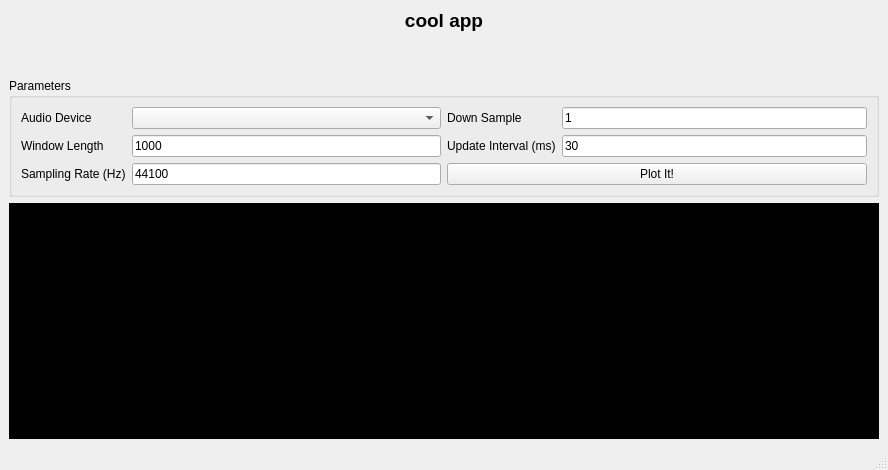
davy1ex/qt_fun, file main.ui: the form before one commit.
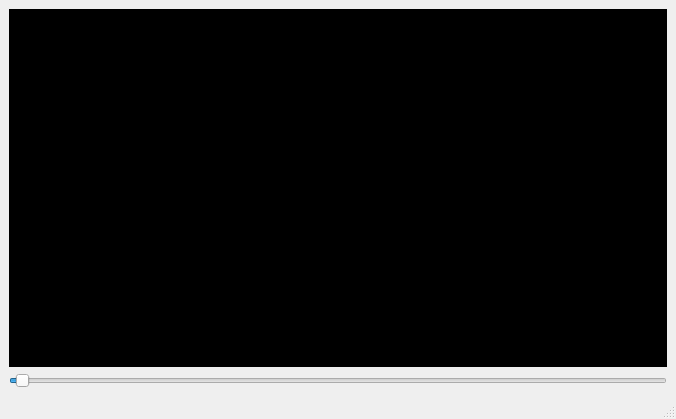
The form after the commit.

Commit message: added event for slider

```diff
--- a/main.ui
+++ b/main.ui
@@ -6,8 +6,8 @@
    <rect>
     <x>0</x>
     <y>0</y>
-    <width>888</width>
-    <height>470</height>
+    <width>676</width>
+    <height>419</height>
    </rect>
   </property>
   <property name="windowTitle">
@@ -17,118 +17,27 @@
    <layout class="QGridLayout" name="gridLayout_5">
     <item row="0" column="0">
      <layout class="QGridLayout" name="gridLayout_4">
-      <item row="1" column="1">
-       <widget class="QGroupBox" name="groupBox">
-        <property name="title">
-         <string>Parameters</string>
+      <item row="0" column="0">
+       <spacer name="verticalSpacer">
+        <property name="orientation">
+         <enum>Qt::Vertical</enum>
         </property>
-        <layout class="QGridLayout" name="gridLayout_3">
-         <item row="0" column="0">
-          <layout class="QGridLayout" name="gridLayout_2">
-           <item row="0" column="0">
-            <widget class="QLabel" name="label_2">
-             <property name="text">
-              <string>Audio Device</string>
-             </property>
-            </widget>
-           </item>
-           <item row="0" column="1">
-            <widget class="QComboBox" name="comboBox"/>
-           </item>
-           <item row="1" column="0">
-            <widget class="QLabel" name="label_3">
-             <property name="text">
-              <string>Window Length</string>
-             </property>
-            </widget>
-           </item>
-           <item row="1" column="1">
-            <widget class="QLineEdit" name="lineEdit">
-             <property name="text">
-              <string>1000</string>
-             </property>
-            </widget>
-           </item>
-           <item row="2" column="0">
-            <widget class="QLabel" name="label_4">
-             <property name="text">
-              <string>Sampling Rate (Hz)</string>
-             </property>
-            </widget>
-           </item>
-           <item row="2" column="1">
-            <widget class="QLineEdit" name="lineEdit_2">
-             <property name="text">
-              <string>44100</string>
-             </property>
-            </widget>
-           </item>
-          </layout>
-         </item>
-         <item row="0" column="1">
-          <layout class="QVBoxLayout" name="verticalLayout">
-           <item>
-            <layout class="QGridLayout" name="gridLayout">
-             <item row="0" column="0">
-              <widget class="QLabel" name="label_5">
-               <property name="text">
-                <string>Down Sample</string>
-               </property>
-              </widget>
-             </item>
-             <item row="0" column="1">
-              <widget class="QLineEdit" name="lineEdit_3">
-               <property name="text">
-                <string>1</string>
-               </property>
-              </widget>
-             </item>
-             <item row="1" column="0">
-              <widget class="QLabel" name="label_6">
-               <property name="text">
-                <string>Update Interval (ms)</string>
-               </property>
-              </widget>
-             </item>
-             <item row="1" column="1">
-              <widget class="QLineEdit" name="lineEdit_4">
-               <property name="text">
-                <string>30</string>
-               </property>
-              </widget>
-             </item>
-            </layout>
-           </item>
-           <item>
-            <widget class="QPushButton" name="pushButton">
-             <property name="text">
-              <string>Plot It!</string>
-             </property>
-            </widget>
-           </item>
-          </layout>
-         </item>
-        </layout>
-       </widget>
+        <property name="sizeHint" stdset="0">
+         <size>
+          <width>0</width>
+          <height>40</height>
+         </size>
+        </property>
+       </spacer>
       </item>
-      <item row="2" column="1">
+      <item row="0" column="1">
        <widget class="QWidget" name="widget" native="true">
         <property name="styleSheet">
          <string notr="true">background-color: rgb(0, 0, 0);</string>
         </property>
        </widget>
       </item>
-      <item row="0" column="1">
-       <widget class="QLabel" name="label">
-        <property name="text">
-         <string>&lt;html&gt;&lt;head/&gt;&lt;body&gt;&lt;p&gt;&lt;span style=&quot; font-size:14pt; font-weight:600;&quot;&gt;cool app&lt;/span&gt;&lt;/p&gt;&lt;p&gt;&lt;br/&gt;&lt;/p&gt;&lt;/body&gt;&lt;/html&gt;</string>
-        </property>
-        <property name="alignment">
-         <set>Qt::AlignCenter</set>
-        </property>
-       </widget>
-      </item>
-      <item row="3" column="1">
+      <item row="1" column="1">
        <spacer name="horizontalSpacer">
         <property name="orientation">
          <enum>Qt::Horizontal</enum>
@@ -141,21 +50,18 @@
         </property>
        </spacer>
       </item>
-      <item row="2" column="0">
-       <spacer name="verticalSpacer">
-        <property name="orientation">
-         <enum>Qt::Vertical</enum>
-        </property>
-        <property name="sizeHint" stdset="0">
-         <size>
-          <width>0</width>
-          <height>40</height>
-         </size>
-        </property>
-       </spacer>
-      </item>
      </layout>
     </item>
+    <item row="1" column="0">
+     <widget class="QSlider" name="hs">
+      <property name="sliderPosition">
+       <number>1</number>
+      </property>
+      <property name="orientation">
+       <enum>Qt::Horizontal</enum>
+      </property>
+     </widget>
+    </item>
    </layout>
   </widget>
   <widget class="QStatusBar" name="statusbar"/>
```
The commit also changes 2 other files.
